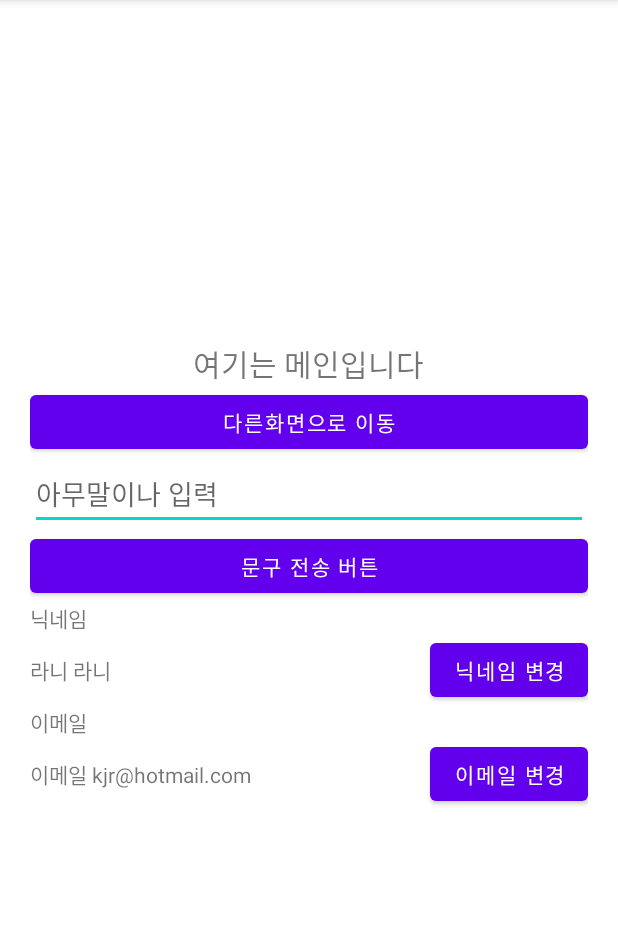
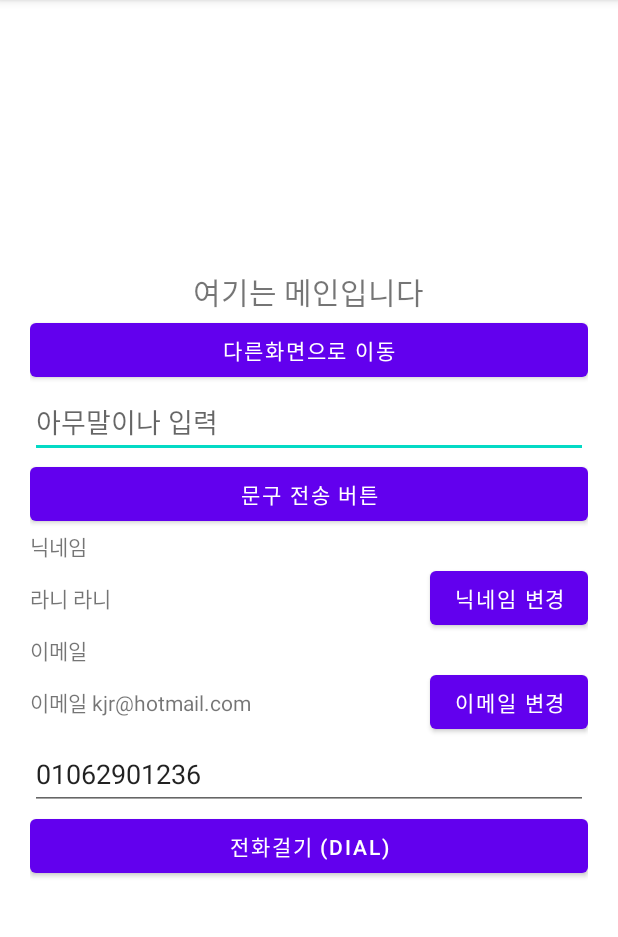
Before and after one commit to kimjungnan/Intent_20211113, an Android app: the screen it shows after launch (MainActivity), on a phone screen of 412 x 824 dp, the part 84-1021 px from its top. Run offline under Robolectric (Android 15) with nearby library versions, the phone set to English and light mode, and no system bars.

Commit message:
DIAL 액센 체험 UI작업

```diff
--- a/app/src/main/java/com/neppplus/intent_20211113/MainActivity.kt
+++ b/app/src/main/java/com/neppplus/intent_20211113/MainActivity.kt
@@ -15,6 +15,13 @@ class MainActivity : AppCompatActivity() {
     override fun onCreate(savedInstanceState: Bundle?) {
         super.onCreate(savedInstanceState)
         setContentView(R.layout.activity_main)
+
+        btnDial.setOnClickListener {
+//            입력한 전화번호 추츨(변수에 저장)
+
+//            그 전화전호에 실제 전화 연결
+
+        }
 
         btnMoveToOther.setOnClickListener {
 
--- a/app/src/main/res/layout/activity_main.xml
+++ b/app/src/main/res/layout/activity_main.xml
@@ -107,5 +107,20 @@
 
     </LinearLayout>
 
+    <EditText
+        android:layout_width="match_parent"
+        android:layout_height="wrap_content"
+        android:hint="연결할 전화번호를 입력"
+        android:text="01062901236"
+        android:id="@+id/editPhoneNum"
+        android:inputType="phone"/>
+
+    <Button
+        android:layout_width="match_parent"
+        android:layout_height="wrap_content"
+        android:id="@+id/btnDial"
+        android:text="전화걸기 (DIAL)"/>
+
+
 
 </LinearLayout>
```
